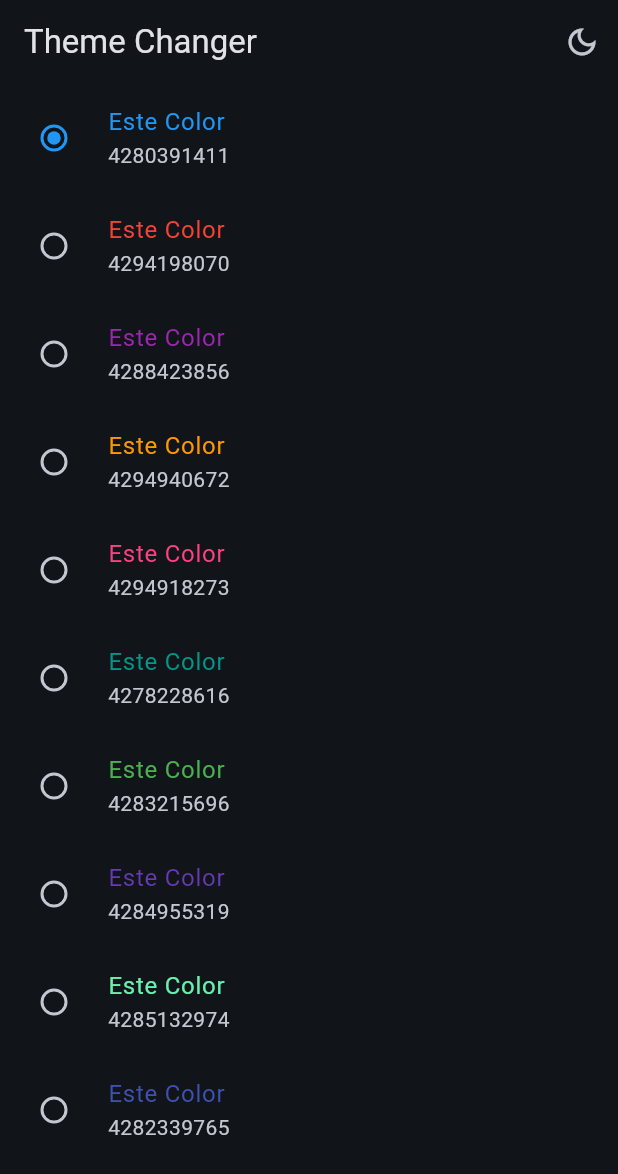
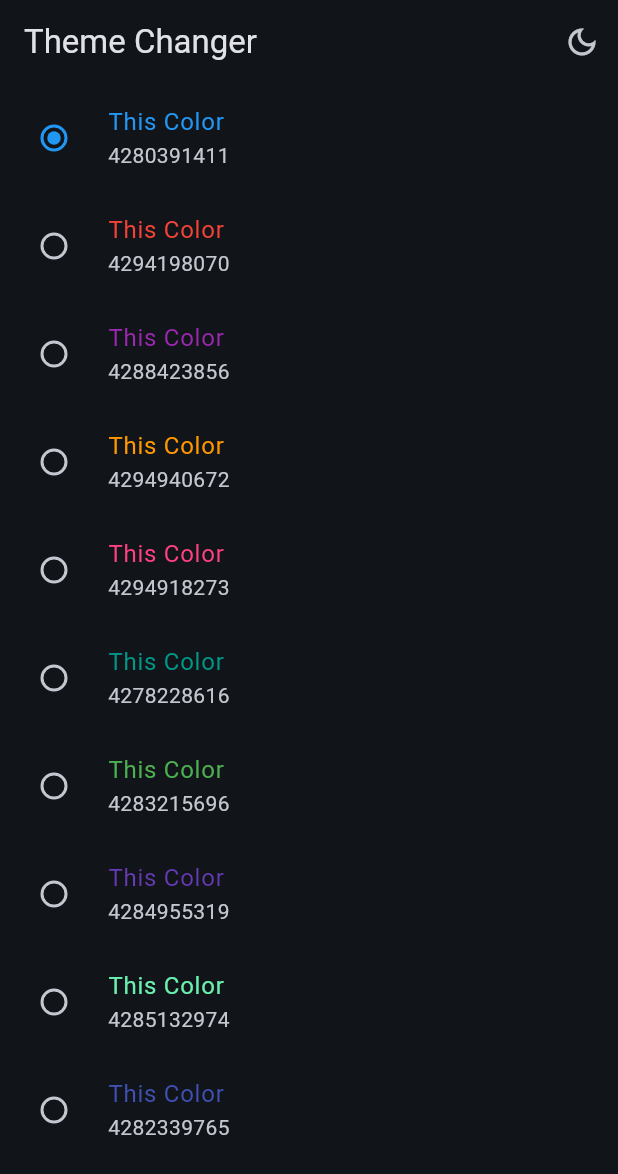
Before and after one commit to MauricioCorzo/widgets_app_flutter, a Flutter app: the ThemeChangerScreen screen opened by its route, after a tap on the "light mode" icon, on a phone screen of 412 x 824 dp. Shown: the top 1174 px of the screen. Run offline on Flutter 3.47's test engine with Material 3 defaults, Android fonts, the phone set to English and light mode, and no system bars; our stand-ins replace animate_do, flutter_riverpod, go_router.

Commit message:
riverpod StateNotifier implementation

```diff
--- a/lib/config/theme/app_theme.dart
+++ b/lib/config/theme/app_theme.dart
@@ -29,4 +29,12 @@ class AppTheme {
       appBarTheme: const AppBarTheme(
         centerTitle: false,
       ));
+
+  AppTheme copyWith({
+    int? selectedColor,
+    bool? isDarkMode,
+  }) =>
+      AppTheme(
+          selectedColor: selectedColor ?? this.selectedColor,
+          isDarkMode: isDarkMode ?? this.isDarkMode);
 }
--- a/lib/main.dart
+++ b/lib/main.dart
@@ -15,14 +15,17 @@ class MainApp extends ConsumerWidget {
 
   @override
   Widget build(BuildContext context, WidgetRef ref) {
-    final isDarkMode = ref.watch(isDarkModeProvider);
-    final themeColorIndexSelected = ref.watch(selectedThemeColorProvider);
+    // final isDarkMode = ref.watch(isDarkModeProvider);
+    // final themeColorIndexSelected = ref.watch(selectedThemeColorProvider);
 
+    final appTheme = ref.watch(themeNotifierProvider);
     return MaterialApp.router(
       debugShowCheckedModeBanner: false,
-      theme: AppTheme(
-              selectedColor: themeColorIndexSelected, isDarkMode: isDarkMode)
-          .getTheme(),
+      // theme: AppTheme(
+      //   selectedColor: themeColorIndexSelected,
+      //   isDarkMode: isDarkMode,
+      // ).getTheme(),
+      theme: appTheme.getTheme(),
       routerConfig: appRouter,
       // home: const HomeScreen(),
       // routes: {
--- a/lib/presentation/providers/theme_provider.dart
+++ b/lib/presentation/providers/theme_provider.dart
@@ -7,3 +7,23 @@ final isDarkModeProvider = StateProvider((ref) => false);
 final colorListProvider = Provider((ref) => colorList);
 
 final selectedThemeColorProvider = StateProvider((ref) => 0);
+
+//Object of type AppTheme
+
+final themeNotifierProvider = StateNotifierProvider<ThemeNotifier, AppTheme>(
+  (ref) => ThemeNotifier(),
+);
+
+class ThemeNotifier extends StateNotifier<AppTheme> {
+  //state = new AppTheme() instance
+  ThemeNotifier() : super(AppTheme());
+
+  void toggleDarkMode() {
+    //new state is a copy off last state with differents final properties
+    state = state.copyWith(isDarkMode: !state.isDarkMode);
+  }
+
+  void changeColorIndex(int colorIndex) {
+    state = state.copyWith(selectedColor: colorIndex);
+  }
+}
--- a/lib/presentation/screens/theme_changer/theme_changer_screen.dart
+++ b/lib/presentation/screens/theme_changer/theme_changer_screen.dart
@@ -10,7 +10,8 @@ class ThemeChangerScreen extends ConsumerWidget {
 
   @override
   Widget build(BuildContext context, ref) {
-    final isDarkMode = ref.watch(isDarkModeProvider);
+    // final isDarkMode = ref.watch(isDarkModeProvider);
+    final isDarkMode = ref.watch(themeNotifierProvider).isDarkMode;
 
     return Scaffold(
       appBar: AppBar(
@@ -18,7 +19,8 @@ class ThemeChangerScreen extends ConsumerWidget {
         actions: [
           IconButton(
             onPressed: () {
-              ref.read(isDarkModeProvider.notifier).update((state) => !state);
+              // ref.read(isDarkModeProvider.notifier).update((state) => !state);
+              ref.read(themeNotifierProvider.notifier).toggleDarkMode();
             },
             icon: Icon(isDarkMode
                 ? Icons.dark_mode_outlined
@@ -37,7 +39,9 @@ class _ThemeChangerView extends ConsumerWidget {
   @override
   Widget build(BuildContext context, ref) {
     final List<Color> colors = ref.watch(colorListProvider);
-    final int selectedThemeColorIndex = ref.watch(selectedThemeColorProvider);
+    // final int selectedThemeColorIndex = ref.watch(selectedThemeColorProvider);
+    final int selectedThemeColorIndex =
+        ref.watch(themeNotifierProvider).selectedColor;
 
     return ListView.builder(
       itemCount: colors.length,
@@ -45,7 +49,7 @@ class _ThemeChangerView extends ConsumerWidget {
         final Color color = colorList[index];
         return RadioListTile(
             title: Text(
-              "Este Color",
+              "This Color",
               style: TextStyle(color: color),
             ),
             subtitle: Text("${color.value}"),
@@ -53,7 +57,8 @@ class _ThemeChangerView extends ConsumerWidget {
             value: index,
             groupValue: selectedThemeColorIndex,
             onChanged: (value) {
-              ref.read(selectedThemeColorProvider.notifier).state = value!;
+              // ref.read(selectedThemeColorProvider.notifier).state = value!;
+              ref.read(themeNotifierProvider.notifier).changeColorIndex(value!);
             });
       },
     );
```
